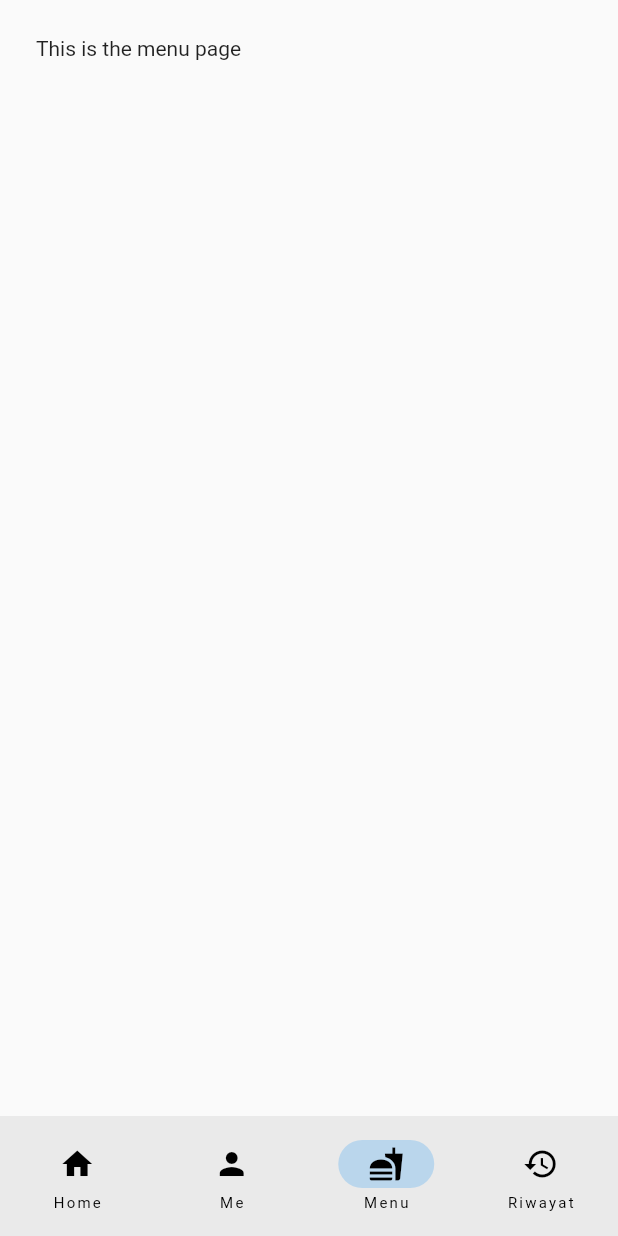
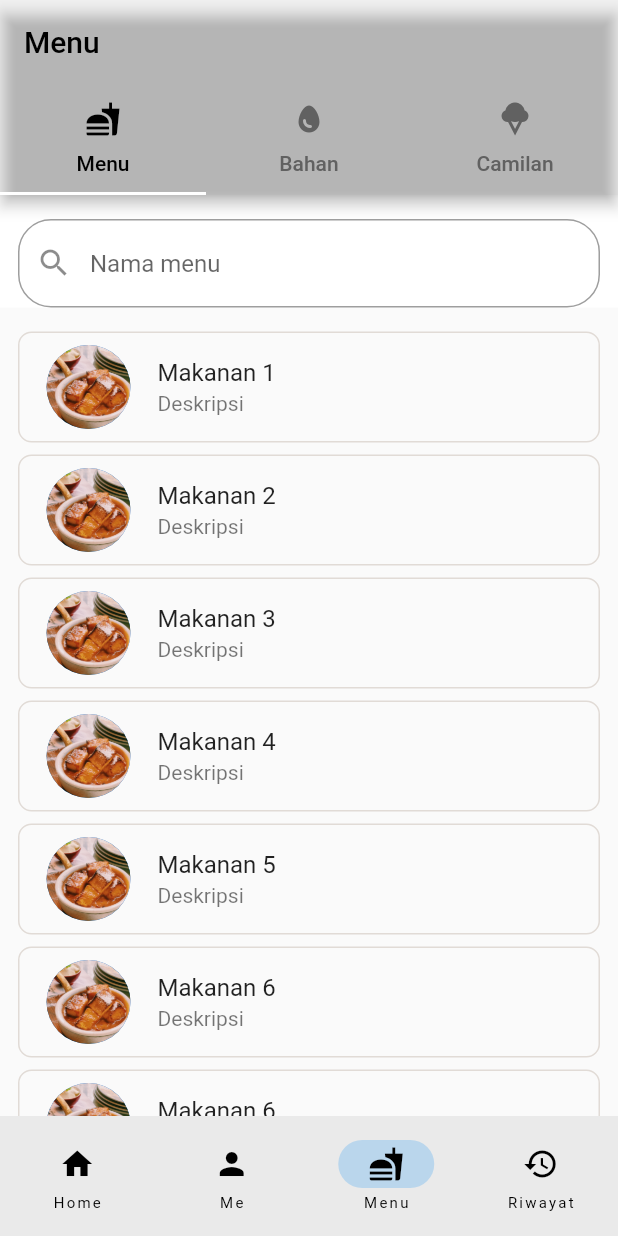
Before and after one commit to Meal-Planner-on-Steroid/MPS-Mobile, a Flutter app: the screen it shows after launch, item 3 of the bottom bar chosen, on a phone screen of 412 x 824 dp. Run offline on Flutter 3.47's test engine with Material 2 defaults, Android fonts, the light colour scheme and no system bars; our stand-ins replace expandable_page_view, getwidget, percent_indicator.

Commit message:
:sparkles: Interface: Menu page

```diff
--- /dev/null
+++ b/lib/screens/menu/list_item_page.dart
@@ -0,0 +1,90 @@
+import 'package:flutter/material.dart';
+import '../../utils/makanan_search/makanan_search_items.dart';
+import 'detail_menu_page.dart';
+
+class ListItemPage extends StatefulWidget {
+  final String judul;
+
+  const ListItemPage({
+    Key? key,
+    required this.judul,
+  }) : super(key: key);
+
+  @override
+  State<ListItemPage> createState() => _ListItemPageState();
+}
+
+class _ListItemPageState extends State<ListItemPage> {
+  final controller = TextEditingController();
+  List<Makanan> makanans = makananList;
+
+  @override
+  Widget build(BuildContext context) {
+    return Column(
+      children: <Widget>[
+        Container(
+          color: Colors.white,
+          padding: const EdgeInsets.only(top: 16, left: 12, right: 12),
+          child: TextField(
+            controller: controller,
+            decoration: InputDecoration(
+              prefixIcon: const Icon(Icons.search),
+              hintText: 'Nama ${widget.judul}',
+              border: OutlineInputBorder(
+                borderRadius: BorderRadius.circular(22),
+                // borderSide: const
+              ),
+            ),
+            onChanged: searchMakanan,
+          ),
+        ),
+        const SizedBox(height: 16),
+        Expanded(
+          child: ListView.separated(
+            padding: const EdgeInsets.only(left: 12, right: 12, bottom: 16),
+            itemCount: makanans.length,
+            itemBuilder: (context, index) {
+              final makanan = makanans[index];
+
+              return ListTile(
+                leading: CircleAvatar(
+                  backgroundImage: AssetImage(makanan.image),
+                  radius: 30,
+                ),
+                title: Text(makanan.title),
+                subtitle: Text(makanan.desc),
+                shape: RoundedRectangleBorder(
+                  side: const BorderSide(
+                    width: 1,
+                    color: Color.fromRGBO(225, 219, 214, 1),
+                  ),
+                  borderRadius: BorderRadius.circular(9),
+                ),
+                onTap: () => Navigator.push(
+                  context,
+                  MaterialPageRoute(
+                    builder: (context) => const DetailMenuPage(),
+                  ),
+                ),
+              );
+            },
+            separatorBuilder: (context, index) {
+              return const SizedBox(height: 8);
+            },
+          ),
+        )
+      ],
+    );
+  }
+
+  void searchMakanan(String query) {
+    final suggestions = makananList.where((makanan) {
+      final makananTitle = makanan.title.toLowerCase();
+      final input = query.toLowerCase();
+
+      return makananTitle.contains(input);
+    }).toList();
+
+    setState(() => makanans = suggestions);
+  }
+}
--- a/lib/screens/menu_page.dart
+++ b/lib/screens/menu_page.dart
@@ -1,4 +1,5 @@
 import 'package:flutter/material.dart';
+import 'menu/list_item_page.dart';
 
 class MenuPage extends StatefulWidget {
   const MenuPage({Key? key}) : super(key: key);
@@ -10,12 +11,42 @@ class MenuPage extends StatefulWidget {
 class _MenuPageState extends State<MenuPage> {
   @override
   Widget build(BuildContext context) {
-    return Scaffold(
-      body: SafeArea(
-        child: ListView(
-          padding: const EdgeInsets.all(24),
-          children: const [
-            Text('This is the menu page'),
+    return DefaultTabController(
+      length: 3,
+      child: Scaffold(
+        appBar: AppBar(
+          bottom: TabBar(
+            labelColor: Colors.black,
+            unselectedLabelColor: Colors.grey.shade700,
+            tabs: const [
+              Tab(
+                text: 'Menu',
+                icon: Icon(Icons.fastfood),
+              ),
+              Tab(
+                text: 'Bahan',
+                icon: Icon(Icons.egg),
+              ),
+              Tab(
+                  text: 'Camilan',
+                  icon: Icon(
+                    Icons.icecream_sharp,
+                  )),
+            ],
+          ),
+          title: const Text('Menu'),
+        ),
+        body: const TabBarView(
+          children: [
+            ListItemPage(
+              judul: 'menu',
+            ),
+            ListItemPage(
+              judul: 'bahan',
+            ),
+            ListItemPage(
+              judul: 'camilan',
+            ),
           ],
         ),
       ),
```
Also changed, not shown: lib/screens/menu/detail_menu_page.dart (added, +149 -0 lines).
